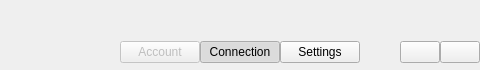
The window that vpn/ui/ui/desktop/NavigationPanelMain.ui (demlabs-cellframe/dap-ui-sdk) describes before a commit, drawn with Qt 5.
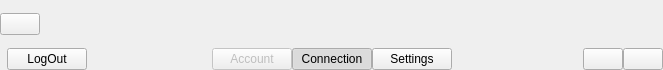
The same window after the commit. Custom widgets are drawn as their Qt base class.

Commit message: [*]Settings navigate panel

```diff
--- a/vpn/ui/ui/desktop/NavigationPanelMain.ui
+++ b/vpn/ui/ui/desktop/NavigationPanelMain.ui
@@ -6,7 +6,7 @@
    <rect>
     <x>0</x>
     <y>0</y>
-    <width>480</width>
+    <width>663</width>
     <height>70</height>
    </rect>
   </property>
@@ -58,6 +58,56 @@
       <item>
        <widget class="QWidget" name="topMarginBtnBack" native="true"/>
       </item>
+      <item>
+       <widget class="QWidget" name="wgtTopBackPanel" native="true">
+        <layout class="QHBoxLayout" name="horizontalLayout_4">
+         <property name="spacing">
+          <number>0</number>
+         </property>
+         <property name="leftMargin">
+          <number>0</number>
+         </property>
+         <property name="topMargin">
+          <number>0</number>
+         </property>
+         <property name="rightMargin">
+          <number>0</number>
+         </property>
+         <property name="bottomMargin">
+          <number>0</number>
+         </property>
+         <item>
+          <widget class="QWidget" name="wgtMarginLeft" native="true"/>
+         </item>
+         <item>
+          <widget class="QPushButton" name="btnBack">
+           <property name="enabled">
+            <bool>true</bool>
+           </property>
+           <property name="text">
+            <string/>
+           </property>
+          </widget>
+         </item>
+         <item>
+          <spacer name="horizontalSpacer">
+           <property name="orientation">
+            <enum>Qt::Horizontal</enum>
+           </property>
+           <property name="sizeHint" stdset="0">
+            <size>
+             <width>602</width>
+             <height>20</height>
+            </size>
+           </property>
+          </spacer>
+         </item>
+        </layout>
+       </widget>
+      </item>
+      <item>
+       <widget class="QWidget" name="wgtSpacingPanel" native="true"/>
+      </item>
       <item>
        <widget class="QWidget" name="wgtTopPanel" native="true">
         <property name="sizePolicy">
@@ -115,7 +165,7 @@
             <item>
              <widget class="QWidget" name="wgtLeftMarginTopFrame" native="true"/>
             </item>
-            <item>
+            <item alignment="Qt::AlignVCenter">
              <widget class="QLabel" name="lblLeftLicense">
               <property name="text">
                <string/>
@@ -125,6 +175,13 @@
               </property>
              </widget>
             </item>
+            <item alignment="Qt::AlignVCenter">
+             <widget class="CustomPlacementButton" name="btnLogOut">
+              <property name="text">
+               <string>LogOut</string>
+              </property>
+             </widget>
+            </item>
             <item>
              <spacer name="horizontalSpacer_3">
               <property name="orientation">
@@ -141,8 +198,8 @@
            </layout>
           </widget>
          </item>
-         <item>
-          <widget class="QPushButton" name="btnAccount">
+         <item alignment="Qt::AlignVCenter">
+          <widget class="CustomPlacementButton" name="btnAccount">
            <property name="enabled">
             <bool>false</bool>
            </property>
@@ -157,8 +214,8 @@
          <item>
           <widget class="QWidget" name="wgtLeftMarginConnection" native="true"/>
          </item>
-         <item>
-          <widget class="QPushButton" name="btnConnection">
+         <item alignment="Qt::AlignVCenter">
+          <widget class="CustomPlacementButton" name="btnConnection">
            <property name="sizePolicy">
             <sizepolicy hsizetype="Minimum" vsizetype="Fixed">
              <horstretch>0</horstretch>
@@ -185,14 +242,23 @@
          <item>
           <widget class="QWidget" name="wgtLeftMarginSetting" native="true"/>
          </item>
-         <item>
-          <widget class="QPushButton" name="btnSettings">
+         <item alignment="Qt::AlignVCenter">
+          <widget class="CustomPlacementButton" name="btnSettings">
+           <property name="enabled">
+            <bool>true</bool>
+           </property>
            <property name="text">
             <string>Settings</string>
            </property>
            <property name="checkable">
             <bool>true</bool>
            </property>
+           <property name="autoRepeat">
+            <bool>false</bool>
+           </property>
+           <property name="autoDefault">
+            <bool>false</bool>
+           </property>
           </widget>
          </item>
          <item>
@@ -263,6 +329,13 @@
    </item>
   </layout>
  </widget>
+ <customwidgets>
+  <customwidget>
+   <class>CustomPlacementButton</class>
+   <extends>QPushButton</extends>
+   <header location="global">controls/CustomPlacementButton.h</header>
+  </customwidget>
+ </customwidgets>
  <resources/>
  <connections/>
 </ui>
```
The commit also changes 8 other files.
